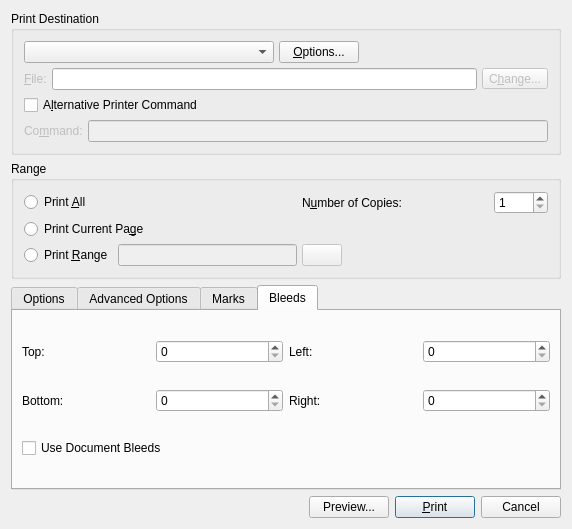
Above: scribus/ui/printdialogbase.ui from scribusproject/scribus before the change. Below: the same form after it.
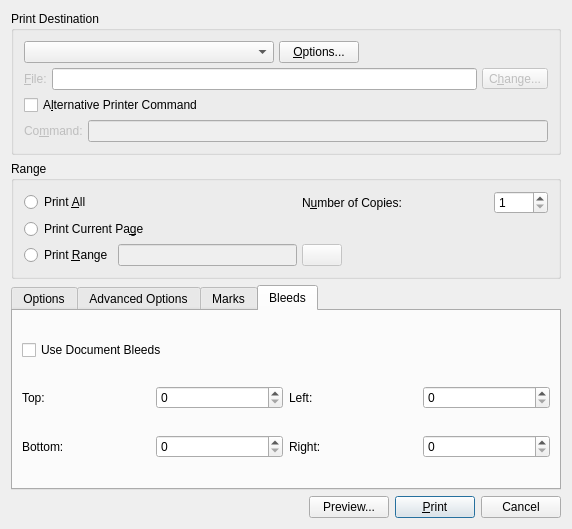
That is the form after the change. The open tabs and pages were chosen to show the change. Custom widgets are drawn as their Qt base class.

Commit message: #13273: Keep "Use Document Bleeds" checkbox position consistent between Print and PDF export dialog <FirasH>

Diff of the .ui file:
```diff
--- a/scribus/ui/printdialogbase.ui
+++ b/scribus/ui/printdialogbase.ui
@@ -558,63 +558,63 @@
        <string>Bleeds</string>
       </attribute>
       <layout class="QGridLayout">
-       <item row="0" column="0">
+       <item row="1" column="0">
         <widget class="QLabel" name="BleedTxt1">
          <property name="text">
           <string>Top:</string>
          </property>
         </widget>
        </item>
-       <item row="0" column="1">
+       <item row="1" column="1">
         <widget class="ScrSpinBox" name="BleedTop">
          <property name="toolTip">
           <string>Distance for bleed from the top of the physical page</string>
          </property>
         </widget>
        </item>
-       <item row="0" column="2">
+       <item row="1" column="2">
         <widget class="QLabel" name="BleedTxt3">
          <property name="text">
           <string>Left:</string>
          </property>
         </widget>
        </item>
-       <item row="0" column="3">
+       <item row="1" column="3">
         <widget class="ScrSpinBox" name="BleedRight">
          <property name="toolTip">
           <string>Distance for bleed from the right of the physical page</string>
          </property>
         </widget>
        </item>
-       <item row="1" column="0">
+       <item row="2" column="0">
         <widget class="QLabel" name="BleedTxt2">
          <property name="text">
           <string>Bottom:</string>
          </property>
         </widget>
        </item>
-       <item row="1" column="1">
+       <item row="2" column="1">
         <widget class="ScrSpinBox" name="BleedBottom">
          <property name="toolTip">
           <string>Distance for bleed from the bottom of the physical page</string>
          </property>
         </widget>
        </item>
-       <item row="1" column="2">
+       <item row="2" column="2">
         <widget class="QLabel" name="BleedTxt4">
          <property name="text">
           <string>Right:</string>
          </property>
         </widget>
        </item>
-       <item row="1" column="3">
+       <item row="2" column="3">
         <widget class="ScrSpinBox" name="BleedLeft">
          <property name="toolTip">
           <string>Distance for bleed from the left of the physical page</string>
          </property>
         </widget>
        </item>
-       <item row="2" column="0" colspan="4">
+       <item row="0" column="0" colspan="4">
         <widget class="QCheckBox" name="docBleeds">
          <property name="toolTip">
           <string>Use the existing bleed settings from the document preferences</string>
```
Left out of the diff: 16 changed lines with no effect on the pictures.
